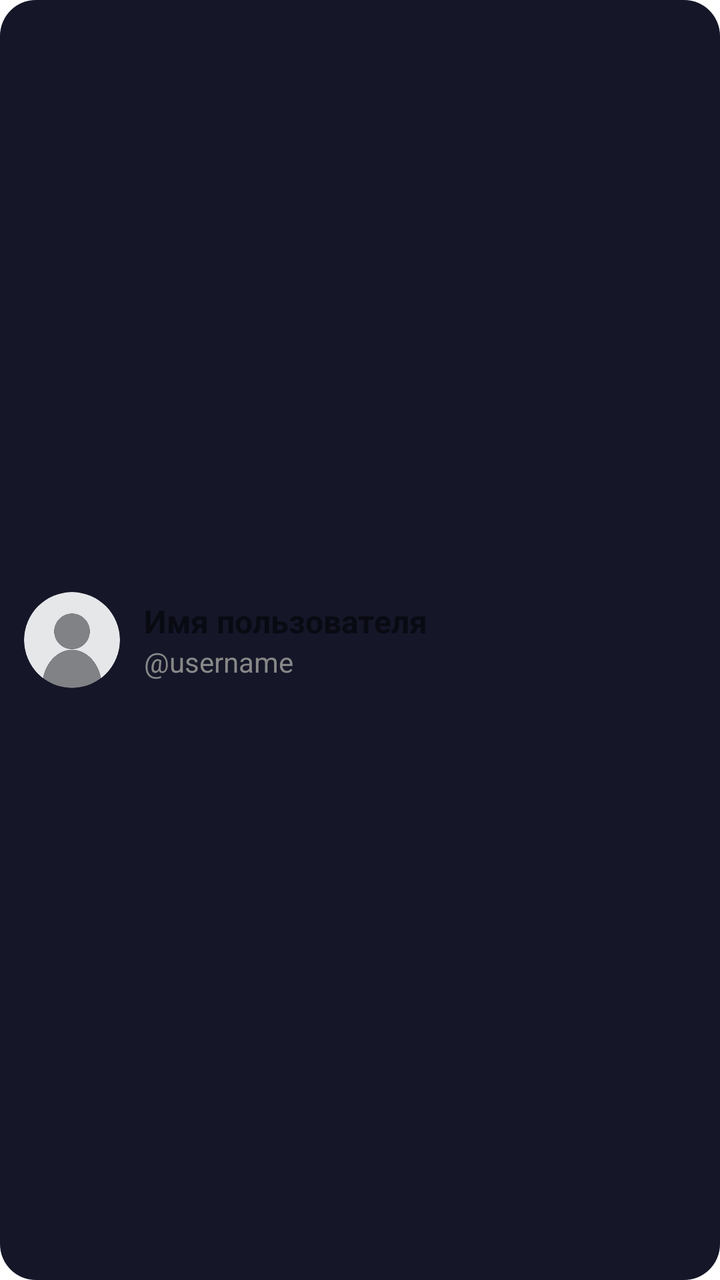
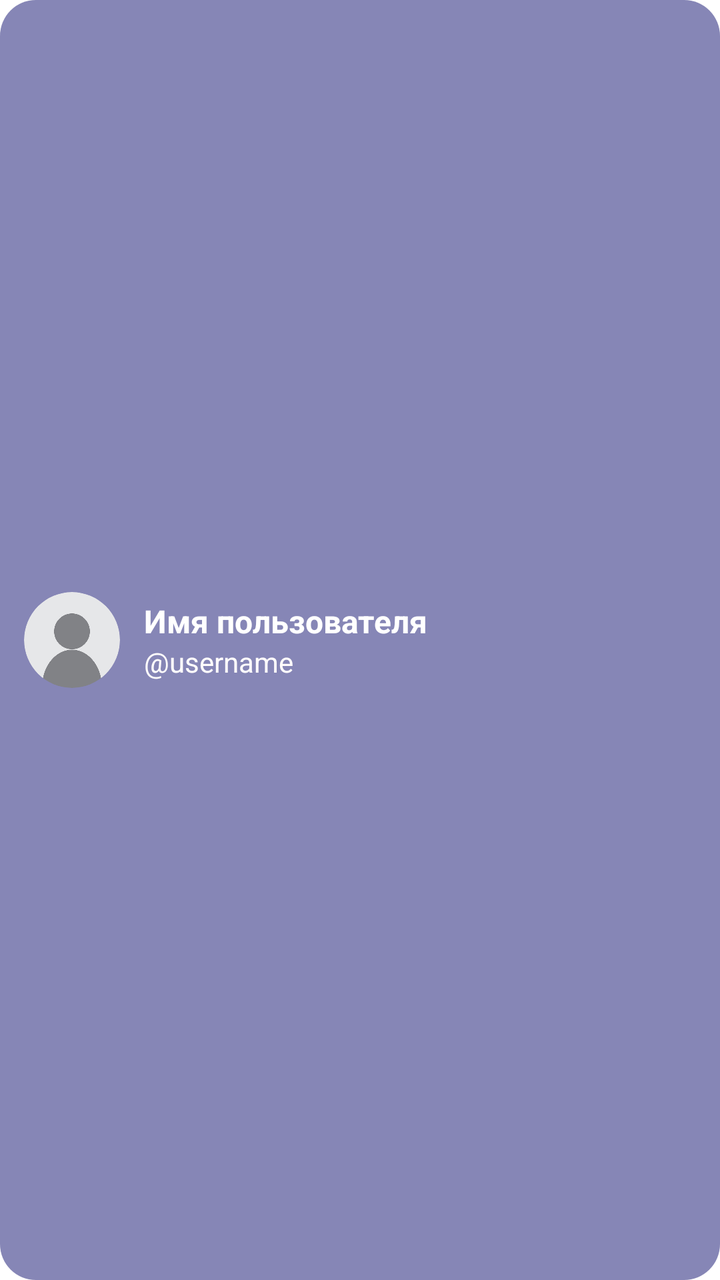

An Android layout rendered at two revisions. The XML below is the earlier revision; the diff shows what the commit changed to produce the second picture.
<!-- AndroidManifest.xml: application theme Theme.App.NoActionBar -->
<!-- res/layout/item_search_user.xml -->
<?xml version="1.0" encoding="utf-8"?>
<LinearLayout xmlns:android="http://schemas.android.com/apk/res/android"
    android:layout_width="match_parent"
    android:layout_height="wrap_content"
    xmlns:app="http://schemas.android.com/apk/res-auto"
    android:background="@drawable/card_bg_light"
    android:gravity="center_vertical"
    android:orientation="horizontal"
    android:padding="12dp">

    <com.google.android.material.imageview.ShapeableImageView
        android:id="@+id/itemAvatar"
        android:layout_width="48dp"
        android:layout_height="48dp"
        android:background="@drawable/ic_user_placeholder"
        android:clipToOutline="true"
        android:scaleType="centerCrop"
        app:shapeAppearanceOverlay="@style/AvatarRound"/>

    <LinearLayout
        android:layout_width="0dp"
        android:layout_height="wrap_content"
        android:layout_marginStart="12dp"
        android:layout_weight="1"
        android:orientation="vertical">

        <TextView
            android:id="@+id/itemName"
            android:layout_width="wrap_content"
            android:layout_height="wrap_content"
            android:text="Имя пользователя"
            android:textSize="16sp"
            android:textStyle="bold" />

        <TextView
            android:id="@+id/itemUsername"
            android:layout_width="wrap_content"
            android:layout_height="wrap_content"
            android:text="@username"
            android:textColor="#888"
            android:textSize="14sp" />
    </LinearLayout>

</LinearLayout>
<!-- resources referenced by this layout -->
<resources>
  <!-- drawable card_bg_light (drawable) -->
  <?xml version="1.0" encoding="utf-8"?>
  <shape xmlns:android="http://schemas.android.com/apk/res/android">
      <solid android:color="#151628"/>
      <corners android:radius="18dp"/>
  </shape>
  <!-- drawable ic_user_placeholder: png bitmap (drawable, 47460 bytes) -->
  <style name="AvatarRound">
          <item name="cornerFamily">rounded</item>
          <item name="cornerSize">50%</item>
      </style>
  <style name="Theme.App.NoActionBar" parent="Theme.MaterialComponents.DayNight.NoActionBar">
          
      </style>
</resources>

<!-- the commit's change to res/layout/item_search_user.xml (unified diff, before → after) -->
@@ -1,8 +1,8 @@
 <?xml version="1.0" encoding="utf-8"?>
 <LinearLayout xmlns:android="http://schemas.android.com/apk/res/android"
+    xmlns:app="http://schemas.android.com/apk/res-auto"
     android:layout_width="match_parent"
     android:layout_height="wrap_content"
-    xmlns:app="http://schemas.android.com/apk/res-auto"
     android:background="@drawable/card_bg_light"
     android:gravity="center_vertical"
     android:orientation="horizontal"
@@ -15,7 +15,7 @@
         android:background="@drawable/ic_user_placeholder"
         android:clipToOutline="true"
         android:scaleType="centerCrop"
-        app:shapeAppearanceOverlay="@style/AvatarRound"/>
+        app:shapeAppearanceOverlay="@style/AvatarRound" />
 
     <LinearLayout
         android:layout_width="0dp"
@@ -29,6 +29,7 @@
             android:layout_width="wrap_content"
             android:layout_height="wrap_content"
             android:text="Имя пользователя"
+            android:textColor="#FFFFFF"
             android:textSize="16sp"
             android:textStyle="bold" />
 
@@ -37,7 +38,7 @@
             android:layout_width="wrap_content"
             android:layout_height="wrap_content"
             android:text="@username"
-            android:textColor="#888"
+            android:textColor="#FFFCFC"
             android:textSize="14sp" />
     </LinearLayout>
 
<!-- resource entries referenced after the edit -->
@@ -3,7 +3,7 @@
   <!-- drawable card_bg_light (drawable) -->
   <?xml version="1.0" encoding="utf-8"?>
   <shape xmlns:android="http://schemas.android.com/apk/res/android">
-      <solid android:color="#151628"/>
+      <solid android:color="#8686B6"/>
       <corners android:radius="18dp"/>
   </shape>
   <!-- drawable ic_user_placeholder: png bitmap (drawable, 47460 bytes) -->
